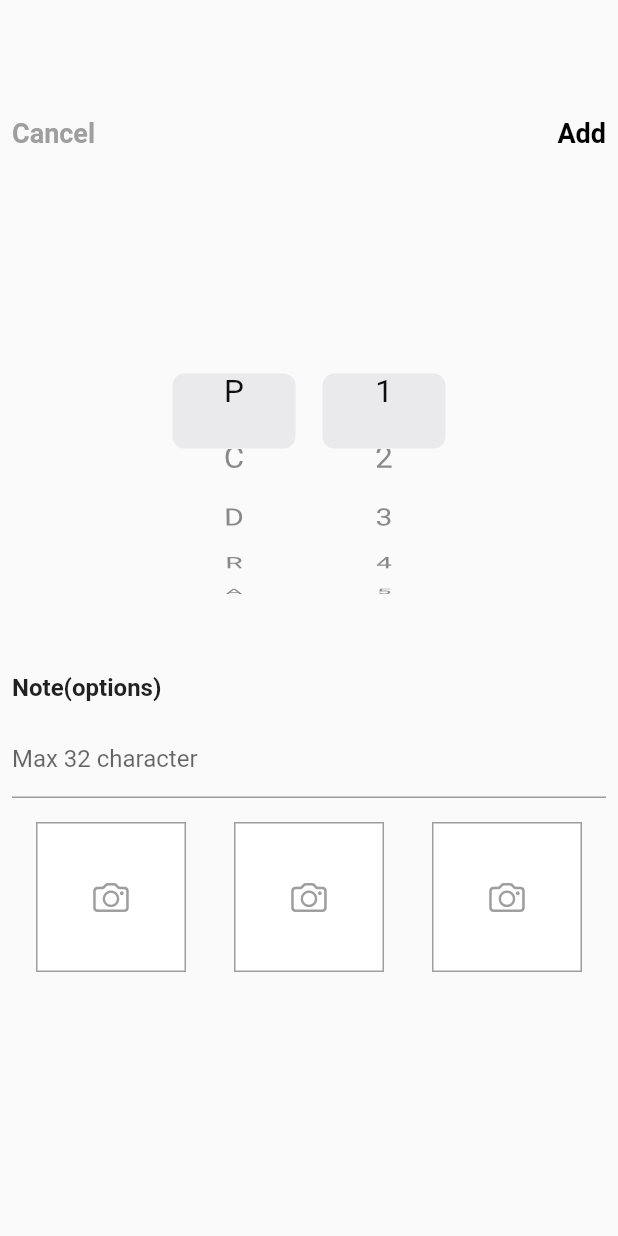
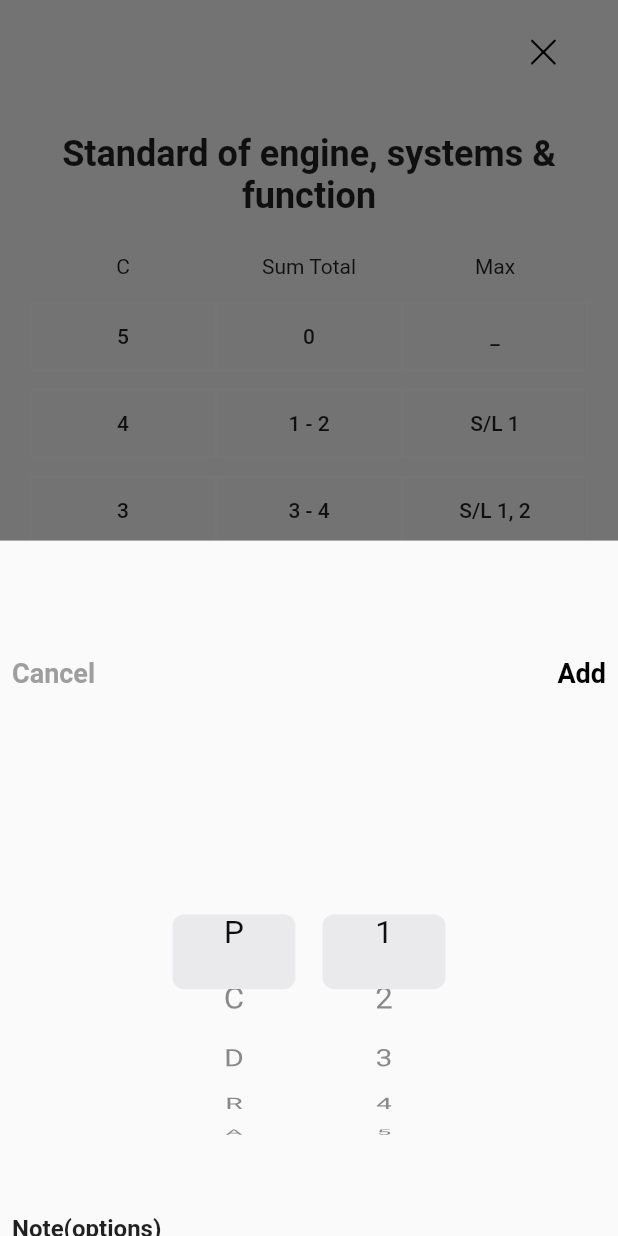
Before and after one commit to MonsterPTN/helloFlutter, a Flutter app: the DemoWidget widget shown alone on an empty page, opened directly, after a tap on "ADD", on a phone screen of 412 x 824 dp. Run offline on Flutter 3.47's test engine with Material 2 defaults, Android fonts, the phone set to English and light mode, and no system bars; our stand-ins replace flutter_svg, image_picker, video_player; statements that could not run were skipped.

Commit message:
- button Screen

```diff
--- a/lib/modules/ButtonScreen/button_screen.dart
+++ b/lib/modules/ButtonScreen/button_screen.dart
@@ -1,4 +1,7 @@
 import 'package:flutter/material.dart';
+import 'package:flutter_svg/flutter_svg.dart';
+import 'package:ui/themes/app_colors.dart';
+import 'package:ui/themes/style_text.dart';
 import '../../Widget/button_add_widget.dart';
 import '../PickerScreen/picker_screen.dart';
 import '../models/class.dart';
@@ -45,47 +48,63 @@ class _DemoWidgetState extends State<DemoWidget> {
 
   @override
   Widget build(BuildContext context) {
-    return Scaffold(
-      body: Column(
+    return Padding(
+      padding: const EdgeInsets.only(left: 20, right: 20),
+      child: Container(
+        height: 672,
+        child: Column(
           children: [
-          Expanded(
-            flex: 1,
-            child: _widgetHeader(),
+            const SizedBox(
+              height: 25.75,
             ),
-          Expanded(
-            flex: 1,
-            child: _widgetTextHome(
+            _widgetHeader(),
+            const SizedBox(
+              height: 44.75,
+            ),
+            _widgetTextHome(
                 text: 'Standard of engine, systems & function',
                 text2: 'C',
                 text3: 'Sum Total',
                 text4: 'Max'),
+            const SizedBox(
+              height: 12,
             ),
-          Expanded(
-            flex: 4,
-            child: _widgetListButton(),
+            _widgetListButton(),
+            const SizedBox(
+              height: 50,
             ),
-          Expanded(
-            flex: 1,
-            child: ButtonAdd(
+            ButtonAdd(
               text: "ADD",
+              colorText: AppColors.backgroundApp,
+              color: AppColors.primari,
               onPressed1: () {
-                Navigator.push(
-                    context,
-                    MaterialPageRoute(
-                        builder: (context) => const PickerScreen()));
+                showModalBottomSheet(
+                    context: context,
+                    builder: (BuildContext context) {
+                      return PickerScreen();
+                    });
               },
             ),
+          ],
         ),
-        ],
       ),
     );
   }
 
   Widget _widgetHeader() {
-    return Container(
-      padding: const EdgeInsets.only(top: 20),
-      alignment: Alignment.topRight,
-      child: const Icon(Icons.close),
+    return Row(
+      mainAxisAlignment: MainAxisAlignment.end,
+      children: [
+        InkWell(
+          child: SvgPicture.asset('assets/svg/ic_close.svg'),
+          onTap: () {
+            Navigator.pop(context);
+          },
+        ),
+        const SizedBox(
+          width: 20.75,
+        )
+      ],
     );
   }
 
@@ -102,9 +121,10 @@ class _DemoWidgetState extends State<DemoWidget> {
           style: const TextStyle(fontWeight: FontWeight.bold, fontSize: 24),
           textAlign: TextAlign.center,
         ),
-        Container(
-          margin: const EdgeInsets.only(top: 20),
-          child: Row(
+        const SizedBox(
+          height: 25,
+        ),
+        Row(
           mainAxisAlignment: MainAxisAlignment.spaceBetween,
           crossAxisAlignment: CrossAxisAlignment.center,
           children: [
@@ -113,8 +133,7 @@ class _DemoWidgetState extends State<DemoWidget> {
               child: Center(
                 child: Text(
                   text2,
-                    style: const TextStyle(
-                        fontWeight: FontWeight.bold, fontSize: 22),
+                  style: StylesText.styleText3,
                 ),
               ),
             ),
@@ -123,8 +142,7 @@ class _DemoWidgetState extends State<DemoWidget> {
               child: Center(
                 child: Text(
                   text3,
-                    style: const TextStyle(
-                        fontWeight: FontWeight.bold, fontSize: 22),
+                  style: StylesText.styleText3,
                 ),
               ),
             ),
@@ -133,33 +151,34 @@ class _DemoWidgetState extends State<DemoWidget> {
               child: Center(
                 child: Text(
                   text4,
-                    style: const TextStyle(
-                        fontWeight: FontWeight.bold, fontSize: 22),
+                  style: StylesText.styleText3,
                 ),
               ),
             ),
           ],
-          ),
         ),
       ],
     );
   }
 
   Widget _widgetListButton() {
-    return GridView.count(
+    return Container(
+      color: AppColors.backgroundApp,
+      height: 278,
+      child: GridView.count(
         mainAxisSpacing: 4,
         crossAxisCount: 3,
-      crossAxisSpacing: 4,
-      childAspectRatio: 2,
+        childAspectRatio: 2.3,
         children: [
           for (int i = 0; i < _toggles.value.length; i++)
-          SizedBox(
+            Container(
+              margin: const EdgeInsets.only(top: 4, bottom: 4),
               child: ValueListenableBuilder<List<Class>>(
                 valueListenable: _toggles,
                 builder: (_, toggles, __) => SizedBox(
                   width: MediaQuery.of(context).size.width,
                   child: MaterialButton(
-                  height: 50,
+                    height: 46,
                     onPressed: () {
                       _toggles.value[i].id = !toggles[i].id;
                       _toggles.notifyListeners();
@@ -176,6 +195,7 @@ class _DemoWidgetState extends State<DemoWidget> {
               ),
             ),
         ],
+      ),
     );
   }
 
```
Lines whose indentation alone changed are shown as unchanged.
